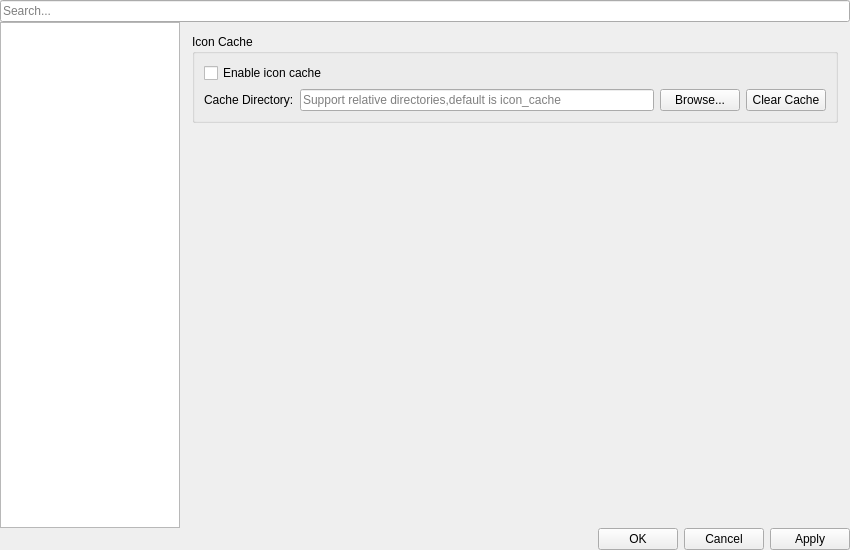
First picture: the form in ui/SettingsDialog.ui, repository Hendrix4858/AltTaber, before the edit.
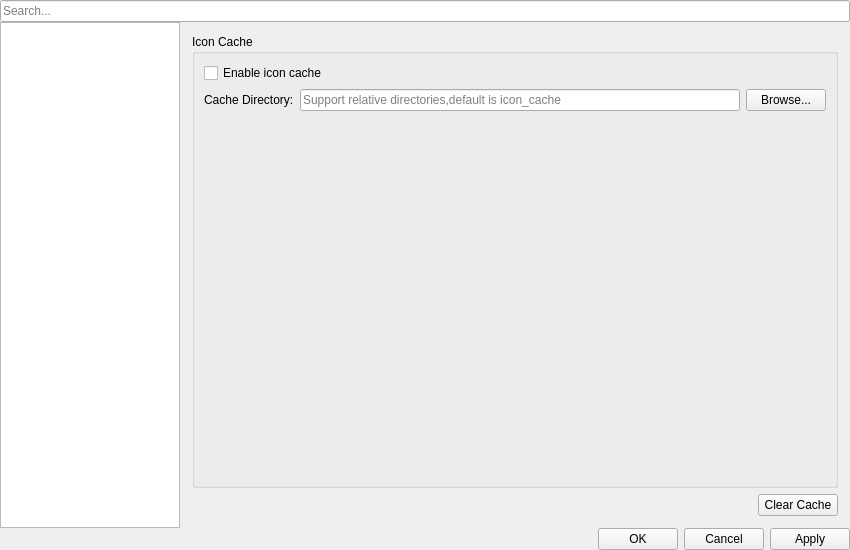
Second picture: the form after the edit.

Commit message:
[Refactor]SettingsDialog UI layout for improved organization
- Reorganized PWA group settings for better readability.
- Replaced vertical spacers with horizontal layouts for log and cache status sections.
- Updated button labels for clarity and consistency.
- Ensured proper alignment and spacing in the UI elements.

```diff
--- a/ui/SettingsDialog.ui
+++ b/ui/SettingsDialog.ui
@@ -501,6 +501,33 @@
                 </property>
                </widget>
               </item>
+             </layout>
+            </item>
+           </layout>
+          </widget>
+         </item>
+         <item>
+          <layout class="QHBoxLayout" name="cacheStatusLayout">
+           <item>
+            <widget class="QLabel" name="lblCacheSize">
+             <property name="text">
+              <string/>
+             </property>
+            </widget>
+           </item>
+           <item>
+            <spacer name="cacheStatusSpacer">
+             <property name="orientation">
+              <enum>Qt::Orientation::Horizontal</enum>
+             </property>
+             <property name="sizeHint" stdset="0">
+              <size>
+               <width>40</width>
+               <height>20</height>
+              </size>
+             </property>
+            </spacer>
+           </item>
               <item>
                <widget class="QPushButton" name="btnClearCache">
                 <property name="text">
@@ -509,22 +536,6 @@
                </widget>
               </item>
              </layout>
-            </item>
-           </layout>
-          </widget>
-         </item>
-         <item>
-          <spacer name="cacheSpacer">
-           <property name="orientation">
-            <enum>Qt::Orientation::Vertical</enum>
-           </property>
-           <property name="sizeHint" stdset="0">
-            <size>
-             <width>20</width>
-             <height>40</height>
-            </size>
-           </property>
-          </spacer>
          </item>
         </layout>
        </widget>
```
Left out of the diff: 26 changed lines with no effect on the pictures. Lines whose indentation alone changed are shown as unchanged. The commit also changes 8 other files.
